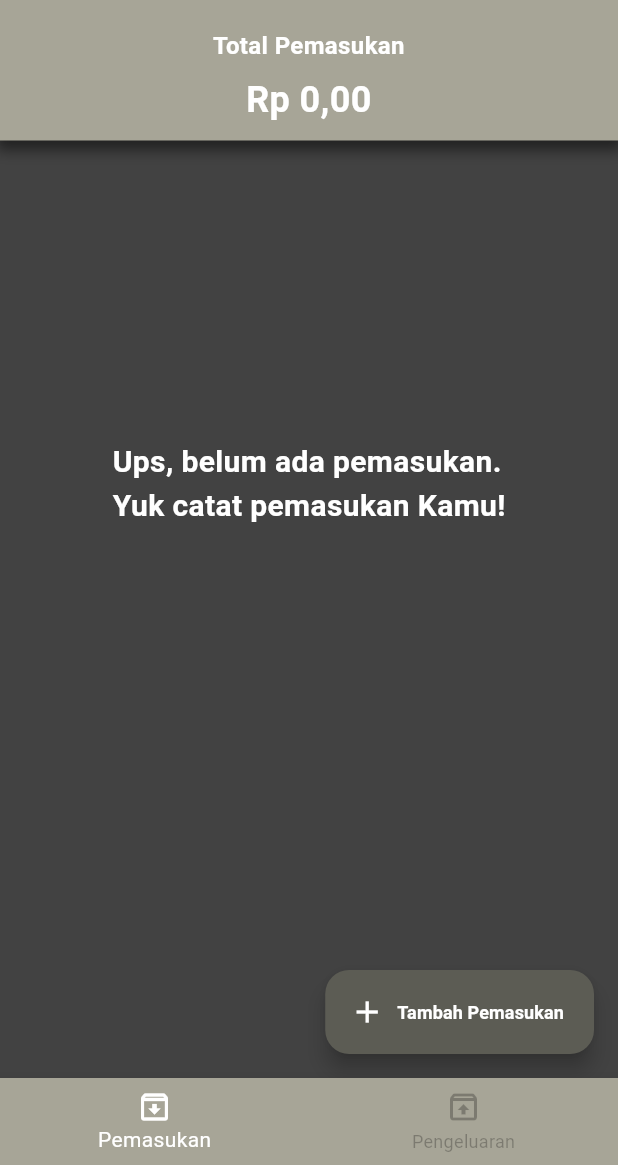
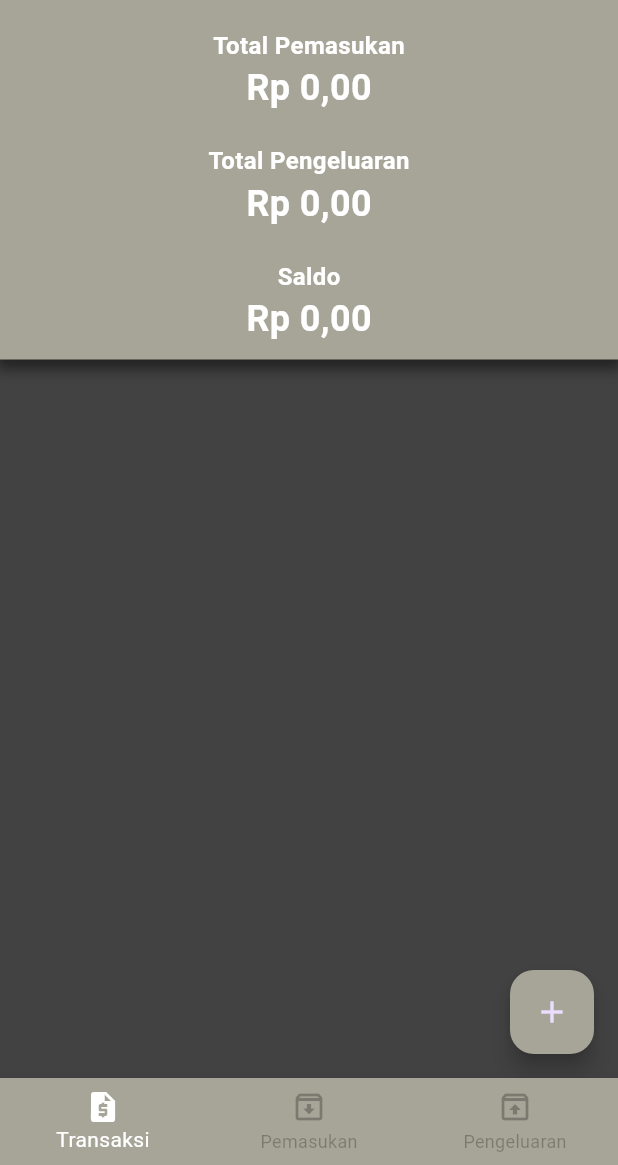
Before and after one commit to AbdanulIkhlas/EconoMe, a Flutter app: the BottomNavbar screen opened directly, on a phone screen of 412 x 824 dp, the part 71-1236 px from its top. Run offline on Flutter 3.47's test engine with Material 3 defaults, Android fonts, the phone set to English and light mode, and no system bars; our stand-ins replace shared_preferences, sqflite; accounts and stored records are empty.

Commit message:
membuat page transaksi

```diff
--- a/lib/views/bottom_navbar.dart
+++ b/lib/views/bottom_navbar.dart
@@ -2,6 +2,7 @@ import 'package:flutter/material.dart';
 import 'package:shared_preferences/shared_preferences.dart';
 import 'pemasukan/page_pemasukan.dart';
 import 'pengeluaran/page_pengeluaran.dart';
+import 'page_transaksi.dart';
 
 class BottomNavbar extends StatefulWidget {
   int selectedIndex;
@@ -14,6 +15,7 @@ class _BottomNavbarState extends State<BottomNavbar> {
   int _selectedIndex = 0;
 
   static List<Widget> _widgetOptions = <Widget>[
+    PageTransaksi(),
     PagePemasukan(),
     PagePengeluaran(),
   ];
@@ -39,6 +41,10 @@ class _BottomNavbarState extends State<BottomNavbar> {
       bottomNavigationBar: BottomNavigationBar(
           items: const <BottomNavigationBarItem>[
             BottomNavigationBarItem(
+              icon: Icon(Icons.request_quote),
+              label: 'Transaksi',
+            ),
+            BottomNavigationBarItem(
               icon: Icon(Icons.archive_outlined),
               label: 'Pemasukan',
             ),
--- /dev/null
+++ b/lib/views/page_transaksi.dart
@@ -0,0 +1,233 @@
+import 'package:flutter/material.dart';
+import 'package:path/path.dart';
+import '../../database/DatabaseHelper.dart';
+import '../../decoration/format_rupiah.dart';
+import '../../model/financial_model.dart';
+import 'pemasukan/page_input_pemasukan.dart';
+import 'pengeluaran/page_input_pengeluaran.dart';
+import 'page_detail_transaksi.dart';
+
+class PageTransaksi extends StatefulWidget {
+  const PageTransaksi({Key? key}) : super(key: key);
+
+  @override
+  State<PageTransaksi> createState() => _PageTransaksiState();
+}
+
+class _PageTransaksiState extends State<PageTransaksi> {
+  List<FinancialModel> listTransactions = [];
+  DatabaseHelper databaseHelper = DatabaseHelper();
+  int totalIncome = 0;
+  int totalExpense = 0;
+
+  @override
+  void initState() {
+    super.initState();
+    getTransactions();
+  }
+
+  Future<void> getTransactions() async {
+    var incomeTransactions = await databaseHelper.getDataPemasukan();
+    var expenseTransactions = await databaseHelper.getDataPengeluaran();
+
+    setState(() {
+      listTransactions.clear();
+      listTransactions.addAll(
+          incomeTransactions!.map((data) => FinancialModel.fromMap(data)));
+      listTransactions.addAll(
+          expenseTransactions!.map((data) => FinancialModel.fromMap(data)));
+
+      totalIncome = calculateTotalIncome(listTransactions);
+      totalExpense = calculateTotalExpense(listTransactions);
+    });
+  }
+
+  int calculateTotalIncome(List<FinancialModel> transactions) {
+    return transactions
+        .where((transaction) => transaction.tipe == 'pemasukan')
+        .map((transaction) => int.parse(transaction.jml_uang!))
+        .fold(0, (sum, amount) => sum + amount);
+  }
+
+  int calculateTotalExpense(List<FinancialModel> transactions) {
+    return transactions
+        .where((transaction) => transaction.tipe == 'pengeluaran')
+        .map((transaction) => int.parse(transaction.jml_uang!))
+        .fold(0, (sum, amount) => sum + amount);
+  }
+
+  int calculateBalance() {
+    return totalIncome - totalExpense;
+  }
+
+  Future<void> navigateToDetail(BuildContext context, FinancialModel financialModel) async {
+    var result = await Navigator.push(
+      context,
+      MaterialPageRoute(
+        builder: (context) => DetailTransaksi(financialModel: financialModel),
+      ),
+    );
+
+    if (result == 'update') {
+      getTransactions();
+    }
+  }
+
+  @override
+  Widget build(BuildContext context) {
+    return Scaffold(
+      appBar: AppBar(
+        title: Text('EconoMe',
+            style: TextStyle(fontSize: 30, color: Colors.white)),
+        backgroundColor: Color(0xFFa7a597),
+      ),
+      body: SingleChildScrollView(
+        child: Column(
+          crossAxisAlignment: CrossAxisAlignment.stretch,
+          children: [
+            Container(
+              padding: const EdgeInsets.all(10),
+              decoration: BoxDecoration(
+                color: Color(0xFFa7a597),
+                boxShadow: [
+                  BoxShadow(
+                    color: Colors.black.withOpacity(0.5),
+                    spreadRadius: 3,
+                    blurRadius: 7,
+                    offset: Offset(0, 3),
+                  ),
+                ],
+              ),
+              child: Column(
+                mainAxisAlignment: MainAxisAlignment.center,
+                crossAxisAlignment: CrossAxisAlignment.center,
+                children: [
+                  Text('Total Pemasukan',
+                      style: TextStyle(
+                          fontSize: 16,
+                          fontWeight: FontWeight.bold,
+                          color: Colors.white)),
+                  Text(CurrencyFormat.convertToIdr(totalIncome),
+                      style: TextStyle(
+                          fontSize: 24,
+                          fontWeight: FontWeight.bold,
+                          color: Colors.white)),
+                  SizedBox(height: 20),
+                  Text('Total Pengeluaran',
+                      style: TextStyle(
+                          fontSize: 16,
+                          fontWeight: FontWeight.bold,
+                          color: Colors.white)),
+                  Text(CurrencyFormat.convertToIdr(totalExpense),
+                      style: TextStyle(
+                          fontSize: 24,
+                          fontWeight: FontWeight.bold,
+                          color: Colors.white)),
+                  SizedBox(height: 20),
+                  Text('Saldo',
+                      style: TextStyle(
+                          fontSize: 16,
+                          fontWeight: FontWeight.bold,
+                          color: Colors.white)),
+                  Text(CurrencyFormat.convertToIdr(calculateBalance()),
+                      style: TextStyle(
+                          fontSize: 24,
+                          fontWeight: FontWeight.bold,
+                          color: Colors.white)),
+                ],
+              ),
+            ),
+            SizedBox(height: 20),
+            ListView.builder(
+              physics: NeverScrollableScrollPhysics(),
+              shrinkWrap: true,
+              itemCount: listTransactions.length,
+              itemBuilder: (context, index) {
+                FinancialModel transaction = listTransactions[index];
+                return GestureDetector(
+                  onTap: () {
+                    navigateToDetail(context, transaction);
+                  },
+                  child: Card(
+                    margin: const EdgeInsets.all(10),
+                    clipBehavior: Clip.antiAlias,
+                    elevation: 5,
+                    shape: RoundedRectangleBorder(
+                        borderRadius: BorderRadius.circular(10)),
+                    color: Colors.white,
+                    child: ListTile(
+                      title: Text(transaction.keterangan!,
+                          style: TextStyle(
+                              fontSize: 18,
+                              fontWeight: FontWeight.bold,
+                              color: Colors.black)),
+                      subtitle: Column(
+                        crossAxisAlignment: CrossAxisAlignment.start,
+                        children: [
+                          Text(
+                              'Jumlah Uang: ${CurrencyFormat.convertToIdr(int.parse(transaction.jml_uang!))}',
+                              style:
+                                  TextStyle(fontSize: 12, color: Colors.black)),
+                          Text('Tanggal: ${transaction.tanggal}',
+                              style:
+                                  TextStyle(fontSize: 12, color: Colors.black)),
+                        ],
+                      ),
+                    ),
+                  ),
+                );
+              },
+            ),
+          ],
+        ),
+      ),
+      floatingActionButton: FloatingActionButton(
+        onPressed: () {
+          _showOptions(context);
+        },
+        child: Icon(Icons.add),
+        backgroundColor: Color(0xFFa7a597),
+      ),
+    );
+  }
+
+  void _showOptions(BuildContext context) {
+    showModalBottomSheet(
+      context: context,
+      builder: (BuildContext modalContext) {
+        return Container(
+          height: 150,
+          child: Column(
+            crossAxisAlignment: CrossAxisAlignment.stretch,
+            children: [
+              TextButton(
+                onPressed: () {
+                  Navigator.pop(modalContext); // Gunakan modalContext di sini
+                  Navigator.push(
+                    modalContext, // Gunakan modalContext di sini
+                    MaterialPageRoute(
+                      builder: (context) => PageInputPemasukan(),
+                    ),
+                  );
+                },
+                child: Text('Input Pemasukan'),
+              ),
+              TextButton(
+                onPressed: () {
+                  Navigator.pop(modalContext); // Gunakan modalContext di sini
+                  Navigator.push(
+                    modalContext, // Gunakan modalContext di sini
+                    MaterialPageRoute(
+                      builder: (context) => PageInputPengeluaran(),
+                    ),
+                  );
+                },
+                child: Text('Input Pengeluaran'),
+              ),
+            ],
+          ),
+        );
+      },
+    );
+  }
+}
```
Also changed, not shown: lib/database/DatabaseHelper.dart (+12 -0 lines), lib/views/login_screen.dart (+22 -21 lines), lib/views/page_detail_transaksi.dart (added, +56 -0 lines), lib/views/page_input_transaksi.dart (added, +219 -0 lines), lib/views/register_screen.dart (+22 -21 lines).
